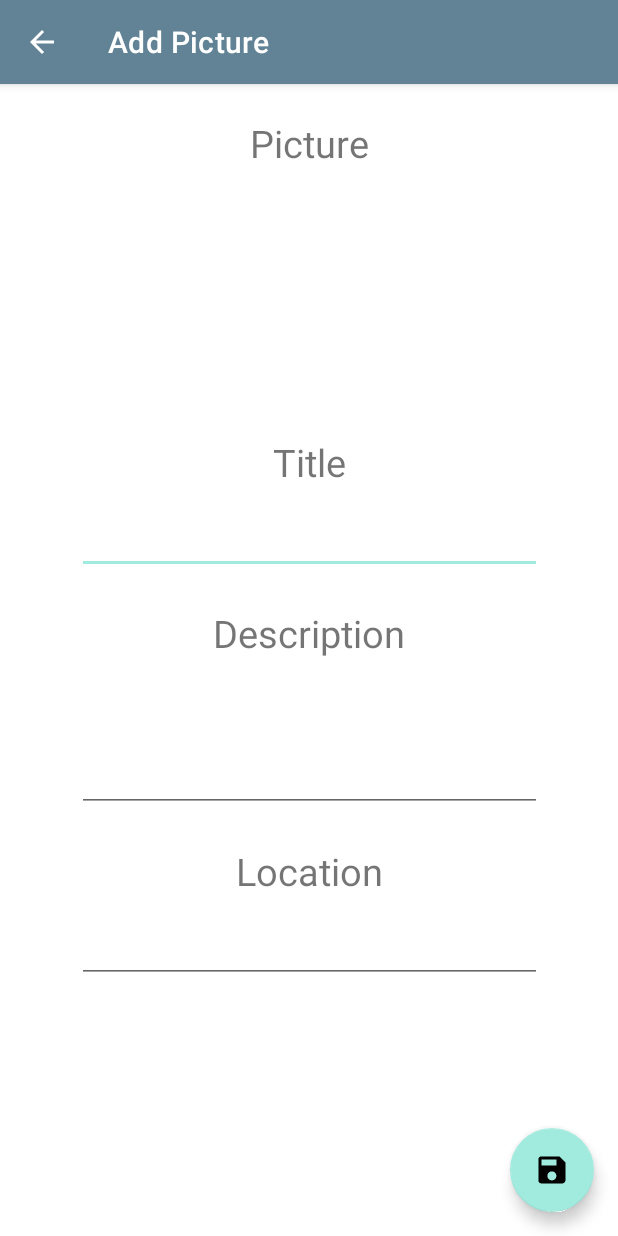
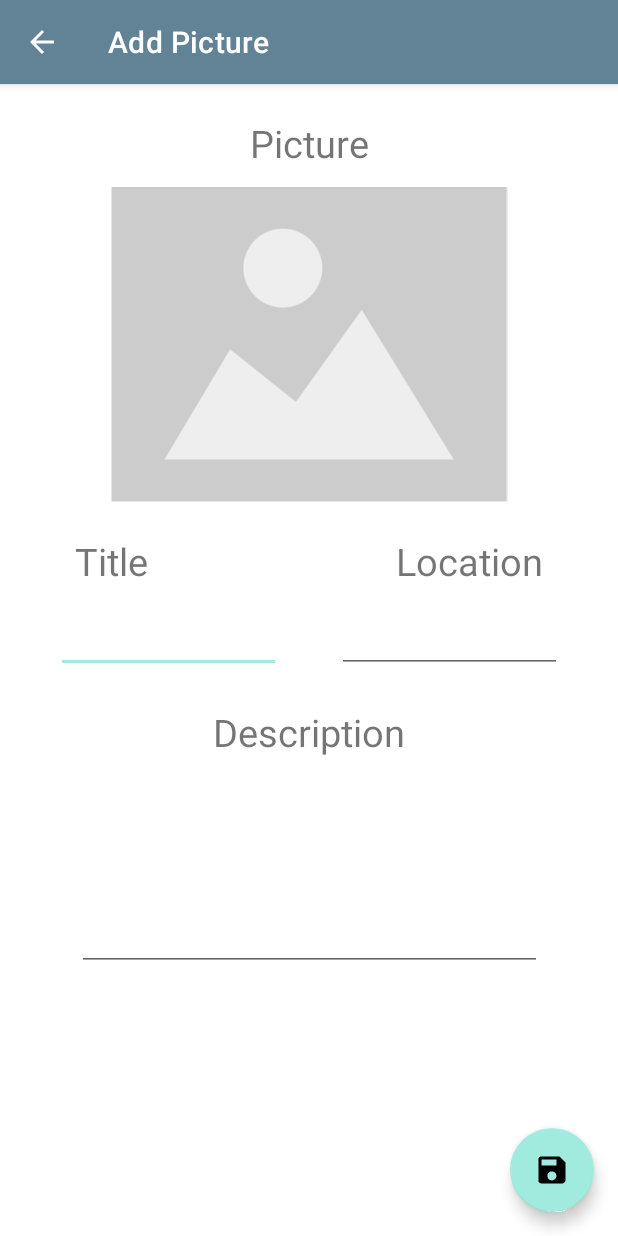
Before and after one commit to Ant1B2x/PointlessGalery, an Android app: the AddActivity screen opened directly, with no data from a screen before it, on a phone screen of 412 x 824 dp. Run offline under Robolectric (Android 15) with nearby library versions, the phone set to English and light mode, and no system bars; libraries missing offline, so code that uses them is left out: com.github.dhaval2404.imagepicker.

Commit message:
add activity done

```diff
--- a/app/src/main/res/layout/activity_add.xml
+++ b/app/src/main/res/layout/activity_add.xml
@@ -41,40 +41,62 @@
         android:textSize="@dimen/title_size"
         app:layout_constraintEnd_toEndOf="parent"
         app:layout_constraintStart_toStartOf="parent"
-        app:layout_constraintTop_toBottomOf="@+id/appBarLayout" />
+        app:layout_constraintTop_toBottomOf="@id/appBarLayout" />
 
     <ImageView
         android:id="@+id/imageViewPicture"
-        android:layout_width="212dp"
-        android:layout_height="144dp"
+        android:layout_width="310dp"
+        android:layout_height="210dp"
         android:layout_marginTop="@dimen/little_margin"
+        android:onClick="pickImage"
         app:layout_constraintEnd_toEndOf="parent"
         app:layout_constraintStart_toStartOf="parent"
-        app:layout_constraintTop_toBottomOf="@+id/textViewPicture"
-        tools:srcCompat="@tools:sample/backgrounds/scenic"
-        android:onClick="pickImage" />
+        app:layout_constraintTop_toBottomOf="@id/textViewPicture"
+        android:src="@drawable/placeholder" />
 
     <TextView
         android:id="@+id/textViewTitle"
         android:layout_width="wrap_content"
         android:layout_height="wrap_content"
         android:layout_marginTop="@dimen/standard_margin"
+        android:layout_marginStart="@dimen/big_margin"
         android:text="Title"
         android:textSize="@dimen/title_size"
-        app:layout_constraintEnd_toEndOf="parent"
         app:layout_constraintStart_toStartOf="parent"
-        app:layout_constraintTop_toBottomOf="@+id/imageViewPicture" />
+        app:layout_constraintTop_toBottomOf="@id/imageViewPicture" />
 
     <EditText
         android:id="@+id/editTextTitle"
-        android:layout_width="310dp"
+        android:layout_width="150dp"
+        android:layout_height="wrap_content"
+        android:layout_marginTop="@dimen/little_margin"
+        android:ems="10"
+        android:inputType="text"
+        app:layout_constraintEnd_toStartOf="@id/editTextLocation"
+        app:layout_constraintStart_toStartOf="parent"
+        app:layout_constraintTop_toBottomOf="@id/textViewTitle" />
+
+    <TextView
+        android:id="@+id/textViewLocation"
+        android:layout_width="wrap_content"
+        android:layout_height="wrap_content"
+        android:layout_marginTop="@dimen/standard_margin"
+        android:layout_marginEnd="@dimen/big_margin"
+        android:text="Location"
+        android:textSize="@dimen/title_size"
+        app:layout_constraintEnd_toEndOf="parent"
+        app:layout_constraintTop_toBottomOf="@id/imageViewPicture" />
+
+    <EditText
+        android:id="@+id/editTextLocation"
+        android:layout_width="150dp"
         android:layout_height="wrap_content"
         android:layout_marginTop="@dimen/little_margin"
         android:ems="10"
         android:inputType="text"
         app:layout_constraintEnd_toEndOf="parent"
-        app:layout_constraintStart_toStartOf="parent"
-        app:layout_constraintTop_toBottomOf="@+id/textViewTitle" />
+        app:layout_constraintStart_toEndOf="@id/editTextTitle"
+        app:layout_constraintTop_toBottomOf="@id/textViewLocation" />
 
     <TextView
         android:id="@+id/textViewDescription"
@@ -85,39 +107,17 @@
         android:textSize="@dimen/title_size"
         app:layout_constraintEnd_toEndOf="parent"
         app:layout_constraintStart_toStartOf="parent"
-        app:layout_constraintTop_toBottomOf="@+id/editTextTitle" />
+        app:layout_constraintTop_toBottomOf="@id/editTextTitle" />
 
     <EditText
         android:id="@+id/editTextDescription"
         android:layout_width="310dp"
-        android:layout_height="90dp"
+        android:layout_height="130dp"
         android:layout_marginTop="@dimen/little_margin"
         android:ems="10"
         android:inputType="textMultiLine"
         app:layout_constraintEnd_toEndOf="parent"
         app:layout_constraintStart_toStartOf="parent"
-        app:layout_constraintTop_toBottomOf="@+id/textViewDescription" />
-
-    <TextView
-        android:id="@+id/textViewLocation"
-        android:layout_width="wrap_content"
-        android:layout_height="wrap_content"
-        android:layout_marginTop="@dimen/standard_margin"
-        android:text="Location"
-        android:textSize="@dimen/title_size"
-        app:layout_constraintEnd_toEndOf="parent"
-        app:layout_constraintStart_toStartOf="parent"
-        app:layout_constraintTop_toBottomOf="@+id/editTextDescription" />
-
-    <EditText
-        android:id="@+id/editTextLocation"
-        android:layout_width="310dp"
-        android:layout_height="wrap_content"
-        android:layout_marginTop="@dimen/little_margin"
-        android:ems="10"
-        android:inputType="text"
-        app:layout_constraintEnd_toEndOf="parent"
-        app:layout_constraintStart_toStartOf="parent"
-        app:layout_constraintTop_toBottomOf="@+id/textViewLocation" />
+        app:layout_constraintTop_toBottomOf="@id/textViewDescription" />
 
 </androidx.constraintlayout.widget.ConstraintLayout>
--- a/app/src/main/res/values/dimens.xml
+++ b/app/src/main/res/values/dimens.xml
@@ -2,5 +2,6 @@
     <dimen name="fab_margin">16dp</dimen>
     <dimen name="standard_margin">22dp</dimen>
     <dimen name="little_margin">12dp</dimen>
-    <dimen name="title_size">25dp</dimen>
+    <dimen name="big_margin">50dp</dimen>
+    <dimen name="title_size">25sp</dimen>
 </resources>
```
Also changed, not shown: app/src/main/res/drawable/placeholder.png (added).
